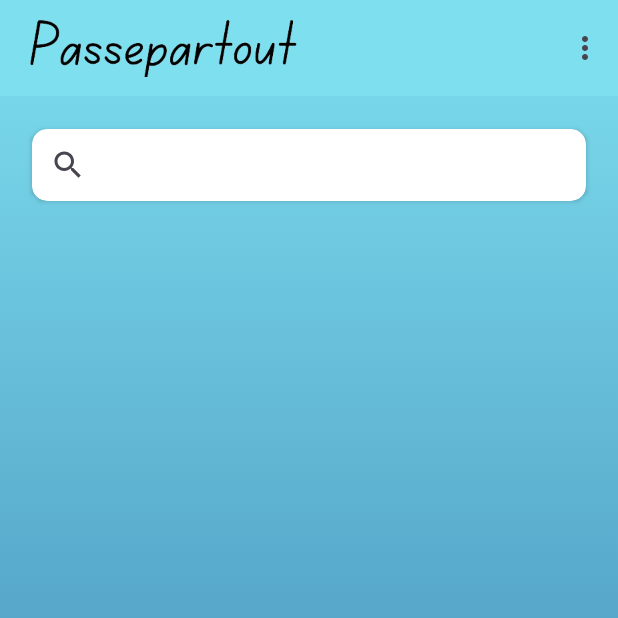
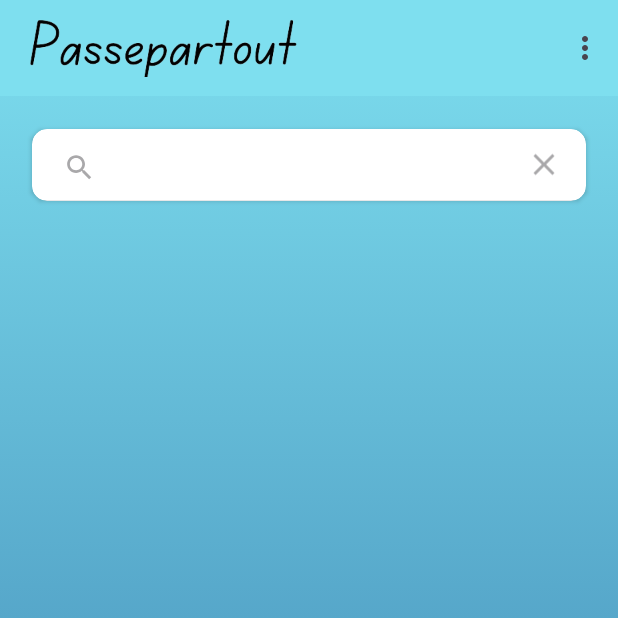
Before and after one commit to RonK42/Passepartout, an Android app: the screen it shows after launch once a user with an empty profile is signed in (MainActivity), item 2 of the bottom bar chosen, on a phone screen of 412 x 824 dp, the top half of it. Run offline under Robolectric (Android 15) with nearby library versions, the phone set to English and light mode, and no system bars; our stand-ins replace Firebase (no records; nobody signed in at launch, a user with empty details on screens opened directly); libraries missing offline, so code that uses them is left out: com.firebase.ui; 2 statements that could not run were skipped.

Commit message:
FINAL PUSH!!

```diff
--- a/app/src/main/java/com/example/passepartout/SearchFragment.kt
+++ b/app/src/main/java/com/example/passepartout/SearchFragment.kt
@@ -5,6 +5,7 @@ import android.util.Log
 import android.view.LayoutInflater
 import android.view.View
 import android.view.ViewGroup
+import android.view.inputmethod.InputMethodManager
 import androidx.appcompat.widget.SearchView
 import androidx.fragment.app.Fragment
 import androidx.recyclerview.widget.LinearLayoutManager
@@ -28,20 +29,20 @@ class SearchFragment : Fragment() {
         inflater: LayoutInflater, container: ViewGroup?,
         savedInstanceState: Bundle?
     ): View? {
-
         return inflater.inflate(R.layout.search_fragment, container, false)
     }
 
     override fun onViewCreated(view: View, savedInstanceState: Bundle?) {
         super.onViewCreated(view, savedInstanceState)
-
         recyclerView = view.findViewById(R.id.recyclerViewSearchResults)
         recyclerView.layoutManager = LinearLayoutManager(context)
         searchView = view.findViewById(R.id.searchView)
-
+        searchView.isIconified = false
+        searchView.requestFocus()
+        val imm = requireContext().getSystemService(android.content.Context.INPUT_METHOD_SERVICE) as InputMethodManager
+        imm.showSoftInput(searchView, InputMethodManager.SHOW_IMPLICIT)
         adapter = CombinedSearchAdapter(user())
         recyclerView.adapter = adapter
-
         DataUtil.loadUsersFromDB { success ->
             if (success) {
                 val uid = FirebaseAuth.getInstance().currentUser?.uid
@@ -53,16 +54,13 @@ class SearchFragment : Fragment() {
                 }
             }
         }
-
         searchView.setOnQueryTextListener(object : SearchView.OnQueryTextListener {
             override fun onQueryTextSubmit(query: String?): Boolean {
                 return false
             }
-
             override fun onQueryTextChange(newText: String?): Boolean {
                 val query = newText.orEmpty().trim()
                 if (currentUser == null) return false
-
                 val combinedResults = mutableListOf<Any>()
                 currentUser?.friends?.keys?.forEach { friendUid ->
                     val friendUser = usersDB.users[friendUid]
@@ -84,7 +82,6 @@ class SearchFragment : Fragment() {
                         }
                     }
                 }
-
                 val nonFriends = allUsers.filter {
                     it.uid != currentUser!!.uid && !currentUser!!.friends.containsKey(it.uid)
                 }
@@ -93,13 +90,11 @@ class SearchFragment : Fragment() {
                         combinedResults.add(userItem)
                     }
                 }
-
                 if (query.isEmpty()) {
                     adapter.updateList(emptyList())
                 } else {
                     adapter.updateList(combinedResults)
                 }
-
                 Log.d("SearchFragment", "Combined results count: ${combinedResults.size}")
                 return true
             }
--- a/app/src/main/res/layout/search_fragment.xml
+++ b/app/src/main/res/layout/search_fragment.xml
@@ -24,7 +24,7 @@
             android:layout_width="match_parent"
             android:layout_height="wrap_content"
             android:iconifiedByDefault="false"
-            android:queryHint="חפש טיולים..." />
+            android:queryHint="Search..." />
     </androidx.cardview.widget.CardView>
 
     <androidx.recyclerview.widget.RecyclerView
```
